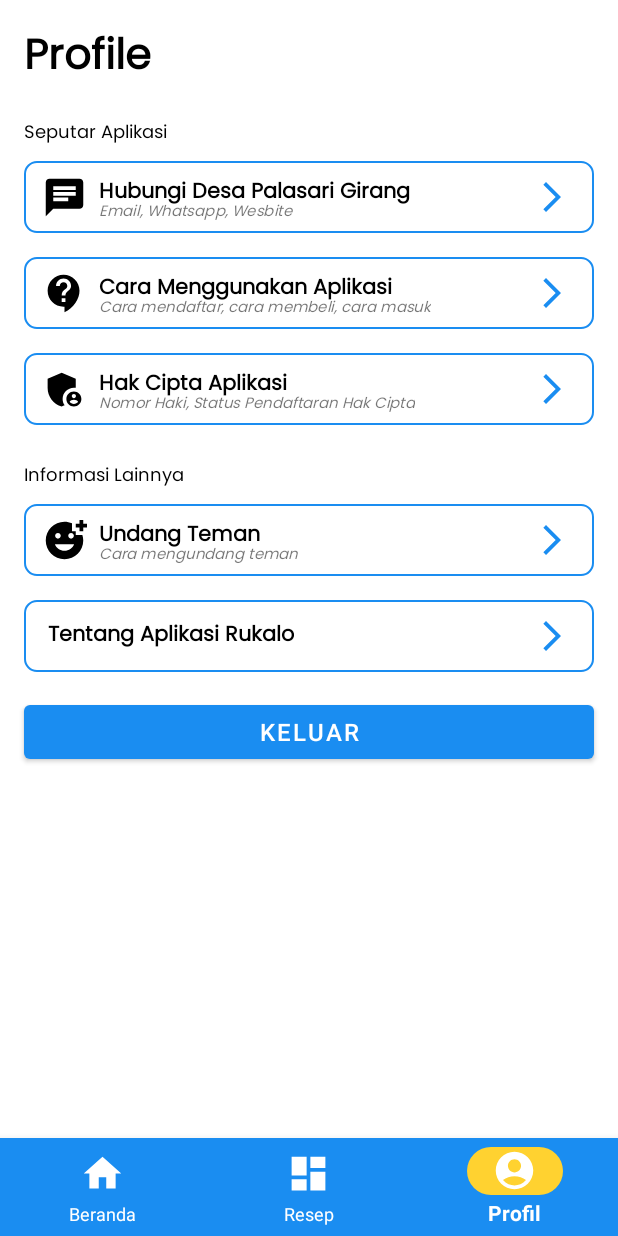
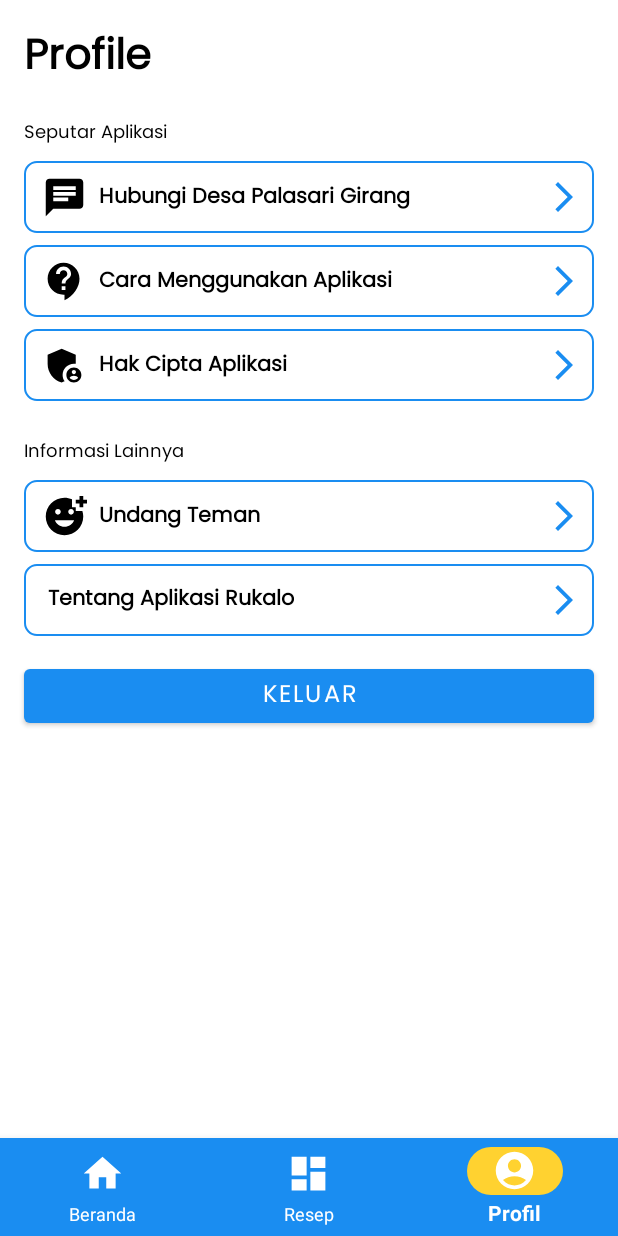
Before and after one commit to herdialfachri/rukalo, an Android app: the ProfileFragment screen opened through its navigation route, on a phone screen of 412 x 824 dp. Run offline under Robolectric (Android 15) with nearby library versions, the phone set to English and light mode, and no system bars; our stand-ins replace Firebase (no records; nobody signed in at launch, a user with empty details on screens opened directly), navigation-ui.

Commit message:
menambah style font poppins, menambah fungsi apabila tidak ada internet memunculkan teks peringatan, menambah kode check internet di manifest

```diff
--- a/app/src/main/res/drawable/baseline_arrow_forward_ios_24.xml
+++ b/app/src/main/res/drawable/baseline_arrow_forward_ios_24.xml
@@ -1,5 +1,13 @@
-<vector xmlns:android="http://schemas.android.com/apk/res/android" android:autoMirrored="true" android:height="24dp" android:tint="#1A8DF1" android:viewportHeight="24" android:viewportWidth="24" android:width="24dp">
+<vector xmlns:android="http://schemas.android.com/apk/res/android"
+    android:width="24dp"
+    android:height="24dp"
+    android:autoMirrored="true"
+    android:tint="#1A8DF1"
+    android:viewportWidth="24"
+    android:viewportHeight="24">
 
-    <path android:fillColor="@android:color/white" android:pathData="M6.23,20.23l1.77,1.77l10,-10l-10,-10l-1.77,1.77l8.23,8.23z"/>
+    <path
+        android:fillColor="@android:color/white"
+        android:pathData="M6.23,20.23l1.77,1.77l10,-10l-10,-10l-1.77,1.77l8.23,8.23z" />
 
 </vector>
--- a/app/src/main/res/layout/fragment_dashboard.xml
+++ b/app/src/main/res/layout/fragment_dashboard.xml
@@ -4,7 +4,8 @@
     xmlns:tools="http://schemas.android.com/tools"
     android:layout_width="match_parent"
     android:layout_height="match_parent"
-    tools:context=".ui.dashboard.DashboardFragment">
+    tools:context=".ui.dashboard.DashboardFragment"
+    android:theme="@style/CustomTextViewStyle">
 
     <!--text profil-->
     <TextView
@@ -13,7 +14,6 @@
         android:layout_height="wrap_content"
         android:layout_marginStart="16dp"
         android:layout_marginTop="16dp"
-        android:fontFamily="@font/poppins"
         android:text="@string/resep"
         android:textAlignment="center"
         android:textColor="@color/black"
--- a/app/src/main/res/layout/fragment_profile.xml
+++ b/app/src/main/res/layout/fragment_profile.xml
@@ -10,7 +10,8 @@
     <androidx.constraintlayout.widget.ConstraintLayout
         android:layout_width="match_parent"
         android:layout_height="wrap_content"
-        android:gravity="center">
+        android:gravity="center"
+        android:theme="@style/CustomTextViewStyle">
 
     <ProgressBar
         android:id="@+id/loadingKeluar"
@@ -30,7 +31,6 @@
         android:layout_height="wrap_content"
         android:layout_marginStart="16dp"
         android:layout_marginTop="16dp"
-        android:fontFamily="@font/poppins"
         android:text="@string/profil_tv"
         android:textAlignment="center"
         android:textColor="@color/black"
@@ -45,7 +45,6 @@
         android:layout_width="wrap_content"
         android:layout_height="wrap_content"
         android:layout_marginTop="16dp"
-        android:fontFamily="@font/poppins"
         android:text="@string/seputar_aplikasi"
         android:textColor="@color/black"
         android:textSize="12sp"
@@ -82,34 +81,19 @@
             android:layout_width="wrap_content"
             android:layout_height="wrap_content"
             android:layout_marginStart="8dp"
-        android:fontFamily="@font/poppins"
             android:text="@string/hubungi_desa_palasari_girang"
             android:textColor="@color/black"
             android:textSize="14sp"
             android:textStyle="bold"
+            app:layout_constraintBottom_toBottomOf="@+id/iv_hubungi_desa"
             app:layout_constraintStart_toEndOf="@+id/iv_hubungi_desa"
             app:layout_constraintTop_toTopOf="@+id/iv_hubungi_desa" />
-
-    <TextView
-        android:id="@+id/tv2_hubungi_desa"
-        android:layout_width="wrap_content"
-        android:layout_height="wrap_content"
-        android:layout_marginStart="8dp"
-        android:layout_marginTop="20dp"
-        android:fontFamily="@font/poppins"
-        android:text="@string/sosial_media"
-        android:textSize="10sp"
-        android:textStyle="italic"
-        app:layout_constraintBottom_toBottomOf="@+id/iv_hubungi_desa"
-        app:layout_constraintStart_toEndOf="@+id/iv_hubungi_desa"
-        app:layout_constraintTop_toTopOf="@+id/iv_hubungi_desa"
-        tools:ignore="SmallSp" />
 
         <ImageView
             android:id="@+id/btn_enter"
             android:layout_width="wrap_content"
             android:layout_height="wrap_content"
-        android:layout_marginEnd="16dp"
+            android:layout_marginEnd="8dp"
             android:contentDescription="@string/gambar_arrow"
             android:src="@drawable/baseline_arrow_forward_ios_24"
             app:layout_constraintBottom_toBottomOf="@+id/btn_hubungi_desa"
@@ -118,6 +102,19 @@
     <!--akhir_hubungi_desa-->
 
     <!--awal cara pakai apk-->
+        <Button
+            android:id="@+id/button_tentang_aplikasi"
+            android:layout_width="match_parent"
+            android:layout_height="wrap_content"
+            android:layout_marginStart="16dp"
+            android:layout_marginTop="8dp"
+            android:layout_marginEnd="16dp"
+            android:background="@drawable/button_outline"
+            android:textColor="@android:color/black"
+            app:layout_constraintEnd_toEndOf="parent"
+            app:layout_constraintStart_toStartOf="parent"
+            app:layout_constraintTop_toBottomOf="@+id/btn_hubungi_desa" />
+
     <ImageView
         android:id="@+id/iv_tentang_aplikasi"
         android:layout_width="wrap_content"
@@ -134,55 +131,40 @@
             android:layout_width="wrap_content"
             android:layout_height="wrap_content"
             android:layout_marginStart="8dp"
-        android:fontFamily="@font/poppins"
             android:text="@string/cara_menggunakan_aplikasi"
             android:textColor="@color/black"
             android:textSize="14sp"
             android:textStyle="bold"
+            app:layout_constraintBottom_toBottomOf="@+id/iv_tentang_aplikasi"
             app:layout_constraintStart_toEndOf="@+id/iv_tentang_aplikasi"
             app:layout_constraintTop_toTopOf="@+id/iv_tentang_aplikasi" />
 
-    <TextView
-        android:id="@+id/tv2_tentang_rukalo"
+        <ImageView
+            android:id="@+id/btn_enter_2"
             android:layout_width="wrap_content"
             android:layout_height="wrap_content"
-        android:layout_marginStart="8dp"
-        android:layout_marginTop="20dp"
-        android:fontFamily="@font/poppins"
-        android:text="@string/cara_mendaftar_cara_membeli_cara_masuk"
-        android:textSize="10sp"
-        android:textStyle="italic"
-        app:layout_constraintBottom_toBottomOf="@+id/iv_tentang_aplikasi"
-        app:layout_constraintStart_toEndOf="@+id/iv_tentang_aplikasi"
-        app:layout_constraintTop_toTopOf="@+id/iv_tentang_aplikasi"
-        tools:ignore="SmallSp" />
+            android:layout_marginEnd="8dp"
+            android:contentDescription="@string/tombol_arrow_enter"
+            android:src="@drawable/baseline_arrow_forward_ios_24"
+            app:layout_constraintBottom_toBottomOf="@+id/button_tentang_aplikasi"
+            app:layout_constraintEnd_toEndOf="@+id/button_tentang_aplikasi"
+            app:layout_constraintTop_toTopOf="@+id/button_tentang_aplikasi" />
+    <!--akhir cara pakai apk-->
 
+    <!--awal hak cipta-->
         <Button
-        android:id="@+id/button_tentang_aplikasi"
+            android:id="@+id/button_hak_cipta"
             android:layout_width="match_parent"
             android:layout_height="wrap_content"
             android:layout_marginStart="16dp"
-        android:layout_marginTop="16dp"
+            android:layout_marginTop="8dp"
             android:layout_marginEnd="16dp"
             android:background="@drawable/button_outline"
             android:textColor="@android:color/black"
             app:layout_constraintEnd_toEndOf="parent"
             app:layout_constraintStart_toStartOf="parent"
-        app:layout_constraintTop_toBottomOf="@+id/btn_hubungi_desa" />
+            app:layout_constraintTop_toBottomOf="@+id/button_tentang_aplikasi" />
 
-    <ImageView
-        android:id="@+id/btn_enter_2"
-        android:layout_width="wrap_content"
-        android:layout_height="wrap_content"
-        android:layout_marginEnd="16dp"
-        android:src="@drawable/baseline_arrow_forward_ios_24"
-        app:layout_constraintBottom_toBottomOf="@+id/button_tentang_aplikasi"
-        app:layout_constraintEnd_toEndOf="@+id/button_tentang_aplikasi"
-        app:layout_constraintTop_toTopOf="@+id/button_tentang_aplikasi"
-        android:contentDescription="@string/tombol_arrow_enter" />
-    <!--akhir cara pakai apk-->
-
-    <!--awal hak cipta-->
     <ImageView
         android:id="@+id/iv_hak"
         android:layout_width="wrap_content"
@@ -199,62 +181,46 @@
             android:layout_width="wrap_content"
             android:layout_height="wrap_content"
             android:layout_marginStart="8dp"
-        android:fontFamily="@font/poppins"
             android:text="@string/hak_cipta_aplikasi"
             android:textColor="@color/black"
             android:textSize="14sp"
             android:textStyle="bold"
+            app:layout_constraintBottom_toBottomOf="@+id/iv_hak"
             app:layout_constraintStart_toEndOf="@+id/iv_hak"
             app:layout_constraintTop_toTopOf="@+id/iv_hak" />
 
-    <TextView
-        android:id="@+id/tv2_hak"
+        <ImageView
+            android:id="@+id/btn_enter_3"
             android:layout_width="wrap_content"
             android:layout_height="wrap_content"
-        android:layout_marginStart="8dp"
-        android:layout_marginTop="20dp"
-        android:fontFamily="@font/poppins"
-        android:text="@string/nomor_haki_status_pendaftaran_hak_cipta"
-        android:textSize="10sp"
-        android:textStyle="italic"
-        app:layout_constraintBottom_toBottomOf="@+id/iv_hak"
-        app:layout_constraintStart_toEndOf="@+id/iv_hak"
-        app:layout_constraintTop_toTopOf="@+id/iv_hak"
-        tools:ignore="SmallSp" />
+            android:layout_marginEnd="8dp"
+            android:contentDescription="@string/tombol_arrow_enter"
+            android:src="@drawable/baseline_arrow_forward_ios_24"
+            app:layout_constraintBottom_toBottomOf="@+id/button_hak_cipta"
+            app:layout_constraintEnd_toEndOf="@+id/button_hak_cipta"
+            app:layout_constraintTop_toTopOf="@+id/button_hak_cipta" />
+    <!--akhir cara pakai apk-->
 
+    <!--awal informasi 2-->
         <Button
-        android:id="@+id/button_hak_cipta"
+            android:id="@+id/button_undang"
             android:layout_width="match_parent"
             android:layout_height="wrap_content"
             android:layout_marginStart="16dp"
-        android:layout_marginTop="16dp"
+            android:layout_marginTop="8dp"
             android:layout_marginEnd="16dp"
             android:background="@drawable/button_outline"
             android:textColor="@android:color/black"
             app:layout_constraintEnd_toEndOf="parent"
             app:layout_constraintStart_toStartOf="parent"
-        app:layout_constraintTop_toBottomOf="@+id/button_tentang_aplikasi" />
+            app:layout_constraintTop_toBottomOf="@+id/tv2_about" />
 
-    <ImageView
-        android:id="@+id/btn_enter_3"
-        android:layout_width="wrap_content"
-        android:layout_height="wrap_content"
-        android:layout_marginEnd="16dp"
-        android:src="@drawable/baseline_arrow_forward_ios_24"
-        app:layout_constraintBottom_toBottomOf="@+id/button_hak_cipta"
-        app:layout_constraintEnd_toEndOf="@+id/button_hak_cipta"
-        app:layout_constraintTop_toTopOf="@+id/button_hak_cipta"
-        android:contentDescription="@string/tombol_arrow_enter" />
-    <!--akhir cara pakai apk-->
-
-    <!--awal informasi 2-->
     <TextView
         android:id="@+id/tv2_about"
         android:layout_width="wrap_content"
         android:layout_height="wrap_content"
         android:layout_marginStart="16dp"
         android:layout_marginTop="24dp"
-        android:fontFamily="@font/poppins"
         android:text="@string/informasi_lainnya"
         android:textColor="@color/black"
         android:textSize="12sp"
@@ -278,52 +244,24 @@
             android:layout_width="wrap_content"
             android:layout_height="wrap_content"
             android:layout_marginStart="8dp"
-        android:fontFamily="@font/poppins"
             android:text="@string/undang_teman"
             android:textColor="@color/black"
             android:textSize="14sp"
             android:textStyle="bold"
+            app:layout_constraintBottom_toBottomOf="@+id/iv_undang"
             app:layout_constraintStart_toEndOf="@+id/iv_undang"
             app:layout_constraintTop_toTopOf="@+id/iv_undang" />
-
-    <TextView
-        android:id="@+id/tv2_undang"
-        android:layout_width="wrap_content"
-        android:layout_height="wrap_content"
-        android:layout_marginStart="8dp"
-        android:layout_marginTop="20dp"
-        android:fontFamily="@font/poppins"
-        android:text="@string/cara_mengundang_teman"
-        android:textSize="10sp"
-        android:textStyle="italic"
-        app:layout_constraintBottom_toBottomOf="@+id/iv_undang"
-        app:layout_constraintStart_toEndOf="@+id/iv_undang"
-        app:layout_constraintTop_toTopOf="@+id/iv_undang"
-        tools:ignore="SmallSp" />
-
-    <Button
-        android:id="@+id/button_undang"
-        android:layout_width="match_parent"
-        android:layout_height="wrap_content"
-        android:layout_marginStart="16dp"
-        android:layout_marginTop="8dp"
-        android:layout_marginEnd="16dp"
-        android:background="@drawable/button_outline"
-        android:textColor="@android:color/black"
-        app:layout_constraintEnd_toEndOf="parent"
-        app:layout_constraintStart_toStartOf="parent"
-        app:layout_constraintTop_toBottomOf="@+id/tv2_about" />
 
         <ImageView
             android:id="@+id/btn_enter_4"
             android:layout_width="wrap_content"
             android:layout_height="wrap_content"
-        android:layout_marginEnd="16dp"
+            android:layout_marginEnd="8dp"
+            android:contentDescription="@string/tombol_arrow_enter"
             android:src="@drawable/baseline_arrow_forward_ios_24"
             app:layout_constraintBottom_toBottomOf="@+id/button_undang"
             app:layout_constraintEnd_toEndOf="@+id/button_undang"
-        app:layout_constraintTop_toTopOf="@+id/button_undang"
-        android:contentDescription="@string/tombol_arrow_enter" />
+            app:layout_constraintTop_toTopOf="@+id/button_undang" />
     <!--akhir awal cara undang teman-->
 
     <!--awal tentang rukalo-->
@@ -332,7 +270,7 @@
             android:layout_width="match_parent"
             android:layout_height="wrap_content"
             android:layout_marginStart="16dp"
-        android:layout_marginTop="16dp"
+            android:layout_marginTop="8dp"
             android:layout_marginEnd="16dp"
             android:background="@drawable/button_outline"
             android:textColor="@android:color/black"
@@ -345,7 +283,6 @@
         android:layout_width="wrap_content"
         android:layout_height="wrap_content"
         android:layout_marginStart="16dp"
-        android:fontFamily="@font/poppins"
         android:text="@string/tentang_aplikasi_rukalo"
         android:textColor="@color/black"
         android:textSize="14sp"
@@ -358,12 +295,12 @@
             android:id="@+id/btn_enter_5"
             android:layout_width="wrap_content"
             android:layout_height="wrap_content"
-        android:layout_marginEnd="16dp"
+            android:layout_marginEnd="8dp"
+            android:contentDescription="@string/tombol_arrow_enter"
             android:src="@drawable/baseline_arrow_forward_ios_24"
             app:layout_constraintBottom_toBottomOf="@+id/btn_tentang_aplikasi"
             app:layout_constraintEnd_toEndOf="@+id/btn_tentang_aplikasi"
-        app:layout_constraintTop_toTopOf="@+id/btn_tentang_aplikasi"
-        android:contentDescription="@string/tombol_arrow_enter" />
+            app:layout_constraintTop_toTopOf="@+id/btn_tentang_aplikasi" />
     <!--akhir awal cara undang teman-->
 
     <!--button daftar-->
@@ -377,7 +314,6 @@
         android:textStyle="bold"
         android:text="@string/masuk"
         android:textSize="16sp"
-        android:fontFamily="@font/poppins"
         android:textColor="@android:color/white"
         app:layout_constraintEnd_toEndOf="parent"
         app:layout_constraintStart_toStartOf="parent"
--- a/app/src/main/res/values/themes.xml
+++ b/app/src/main/res/values/themes.xml
@@ -17,4 +17,10 @@
     <style name="App.Custom.Indicator" parent="Widget.Material3.BottomNavigationView.ActiveIndicator">
         <item name="android:color">@color/yellow</item>
     </style>
+
+    <style name="CustomTextViewStyle" parent="android:Widget.TextView">
+        <item name="android:fontFamily">@font/poppins</item>
+        <item name="android:textColor">@color/black</item>
+    </style>
+
 </resources>
```
Also changed, not shown: app/src/main/AndroidManifest.xml (+13 -6 lines), app/src/main/java/com/herdialfachri/rukaloumkm/login/LoginActivity.kt (+14 -0 lines), app/src/main/res/layout/activity_login.xml (+11 -14 lines), app/src/main/res/layout/activity_splash.xml (+4 -4 lines), app/src/main/res/layout/dialog_forgot.xml (+9 -1 lines), app/src/main/res/layout/fragment_about.xml (+5 -6 lines), app/src/main/res/layout/fragment_food_detail.xml (+6 -5 lines), app/src/main/res/layout/fragment_kontak.xml (+15 -20 lines), app/src/main/res/layout/fragment_share.xml (+4 -4 lines). Lines whose indentation alone changed are shown as unchanged.
